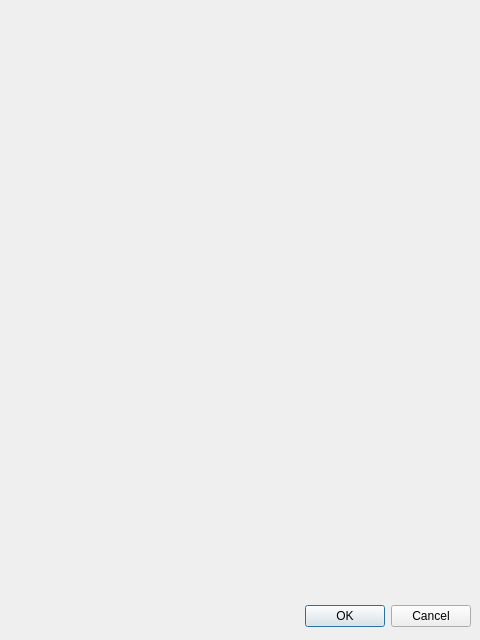
Above: ui/dialog_re_template_settings.ui from dinhbinhnguyen0105/python.my-manager.v2 before the change. Below: the same form after it.
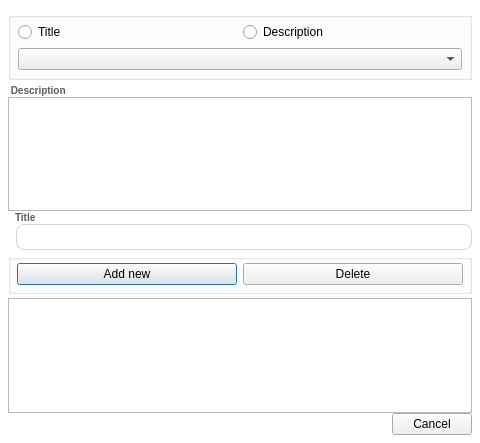
That is the form after the change.

```diff
--- a/ui/dialog_re_template_settings.ui
+++ b/ui/dialog_re_template_settings.ui
@@ -7,28 +7,263 @@
     <x>0</x>
     <y>0</y>
     <width>480</width>
-    <height>640</height>
+    <height>443</height>
    </rect>
   </property>
   <property name="windowTitle">
    <string>Dialog</string>
   </property>
-  <widget class="QDialogButtonBox" name="buttonBox">
-   <property name="geometry">
-    <rect>
-     <x>10</x>
-     <y>600</y>
-     <width>461</width>
-     <height>32</height>
-    </rect>
+  <property name="styleSheet">
+   <string notr="true">QDialog {
+	font-family: &quot;Courier New&quot;;
+	background-color: #ffffff;
+}
+QLabel{
+	font-size: 10px;
+	font-weight: 600;
+	color: rgb(90, 93, 97);
+	max-height: 14px;
+}
+QLineEdit {
+padding: 4px 0;
+border: 1px solid #CED4DA;
+border-radius: 8px;
+margin-left: 8px;
+padding-left: 4px;
+}
+QRadioButton{
+font-family: &quot;Courier New&quot;;
+}
+QGroupBox {
+margin: 4px 0;
+background-color: rgba(248, 249, 250, .8);
+}</string>
+  </property>
+  <layout class="QVBoxLayout" name="verticalLayout_7">
+   <property name="spacing">
+    <number>0</number>
    </property>
-   <property name="orientation">
-    <enum>Qt::Orientation::Horizontal</enum>
+   <property name="leftMargin">
+    <number>8</number>
    </property>
-   <property name="standardButtons">
-    <set>QDialogButtonBox::StandardButton::Cancel|QDialogButtonBox::StandardButton::Ok</set>
+   <property name="topMargin">
+    <number>8</number>
    </property>
-  </widget>
+   <property name="rightMargin">
+    <number>8</number>
+   </property>
+   <property name="bottomMargin">
+    <number>8</number>
+   </property>
+   <item>
+    <widget class="QWidget" name="dialog_container" native="true">
+     <layout class="QVBoxLayout" name="verticalLayout_6">
+      <property name="spacing">
+       <number>0</number>
+      </property>
+      <property name="leftMargin">
+       <number>0</number>
+      </property>
+      <property name="topMargin">
+       <number>0</number>
+      </property>
+      <property name="rightMargin">
+       <number>0</number>
+      </property>
+      <property name="bottomMargin">
+       <number>0</number>
+      </property>
+      <item>
+       <layout class="QVBoxLayout" name="verticalLayout_5">
+        <property name="spacing">
+         <number>0</number>
+        </property>
+        <item>
+         <widget class="QGroupBox" name="options_container">
+          <property name="title">
+           <string/>
+          </property>
+          <layout class="QGridLayout" name="gridLayout_2">
+           <item row="0" column="0">
+            <layout class="QGridLayout" name="gridLayout">
+             <item row="0" column="0">
+              <widget class="QRadioButton" name="title_radio">
+               <property name="text">
+                <string>Title</string>
+               </property>
+              </widget>
+             </item>
+             <item row="0" column="1">
+              <widget class="QRadioButton" name="description_radio">
+               <property name="text">
+                <string>Description</string>
+               </property>
+              </widget>
+             </item>
+             <item row="2" column="0" colspan="2">
+              <widget class="QComboBox" name="options_combobox"/>
+             </item>
+            </layout>
+           </item>
+          </layout>
+         </widget>
+        </item>
+        <item>
+         <widget class="QWidget" name="description_container" native="true">
+          <layout class="QVBoxLayout" name="verticalLayout_3">
+           <property name="spacing">
+            <number>0</number>
+           </property>
+           <property name="leftMargin">
+            <number>0</number>
+           </property>
+           <property name="topMargin">
+            <number>0</number>
+           </property>
+           <property name="rightMargin">
+            <number>0</number>
+           </property>
+           <property name="bottomMargin">
+            <number>0</number>
+           </property>
+           <item>
+            <layout class="QVBoxLayout" name="verticalLayout_4">
+             <property name="spacing">
+              <number>0</number>
+             </property>
+             <item>
+              <widget class="QLabel" name="description_label">
+               <property name="text">
+                <string> Description</string>
+               </property>
+              </widget>
+             </item>
+             <item>
+              <widget class="QPlainTextEdit" name="description_input"/>
+             </item>
+            </layout>
+           </item>
+          </layout>
+         </widget>
+        </item>
+        <item>
+         <widget class="QWidget" name="title_container" native="true">
+          <layout class="QVBoxLayout" name="verticalLayout_2">
+           <property name="spacing">
+            <number>0</number>
+           </property>
+           <property name="leftMargin">
+            <number>0</number>
+           </property>
+           <property name="topMargin">
+            <number>0</number>
+           </property>
+           <property name="rightMargin">
+            <number>0</number>
+           </property>
+           <property name="bottomMargin">
+            <number>0</number>
+           </property>
+           <item>
+            <layout class="QVBoxLayout" name="verticalLayout">
+             <property name="spacing">
+              <number>0</number>
+             </property>
+             <item>
+              <widget class="QLabel" name="title_label">
+               <property name="styleSheet">
+                <string notr="true">margin: 0; padding-left: 4px;</string>
+               </property>
+               <property name="text">
+                <string>Title</string>
+               </property>
+              </widget>
+             </item>
+             <item>
+              <widget class="QLineEdit" name="title_input"/>
+             </item>
+            </layout>
+           </item>
+          </layout>
+         </widget>
+        </item>
+        <item>
+         <widget class="QGroupBox" name="button_container">
+          <property name="title">
+           <string/>
+          </property>
+          <layout class="QHBoxLayout" name="horizontalLayout_4">
+           <property name="leftMargin">
+            <number>8</number>
+           </property>
+           <property name="topMargin">
+            <number>8</number>
+           </property>
+           <property name="rightMargin">
+            <number>8</number>
+           </property>
+           <property name="bottomMargin">
+            <number>8</number>
+           </property>
+           <item>
+            <layout class="QHBoxLayout" name="horizontalLayout_3">
+             <item>
+              <widget class="QPushButton" name="create_btn">
+               <property name="text">
+                <string>Add new</string>
+               </property>
+              </widget>
+             </item>
+             <item>
+              <widget class="QPushButton" name="delete_btn">
+               <property name="enabled">
+                <bool>true</bool>
+               </property>
+               <property name="text">
+                <string>Delete</string>
+               </property>
+              </widget>
+             </item>
+            </layout>
+           </item>
+          </layout>
+         </widget>
+        </item>
+        <item>
+         <spacer name="verticalSpacer">
+          <property name="orientation">
+           <enum>Qt::Orientation::Vertical</enum>
+          </property>
+          <property name="sizeHint" stdset="0">
+           <size>
+            <width>20</width>
+            <height>40</height>
+           </size>
+          </property>
+         </spacer>
+        </item>
+        <item>
+         <widget class="QTableView" name="tableView"/>
+        </item>
+       </layout>
+      </item>
+     </layout>
+    </widget>
+   </item>
+   <item>
+    <widget class="QDialogButtonBox" name="buttonBox">
+     <property name="orientation">
+      <enum>Qt::Orientation::Horizontal</enum>
+     </property>
+     <property name="standardButtons">
+      <set>QDialogButtonBox::StandardButton::Cancel</set>
+     </property>
+     <property name="centerButtons">
+      <bool>false</bool>
+     </property>
+    </widget>
+   </item>
+  </layout>
  </widget>
  <resources/>
  <connections>
```
Left out of the diff: 8 changed lines with no effect on the pictures.
